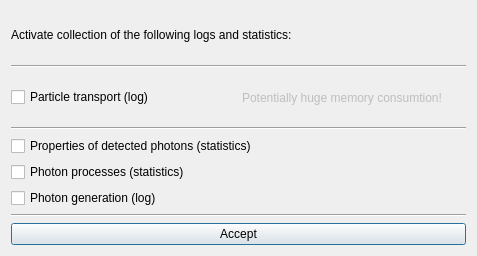
The window that src/gui/MainWindowTools/alogconfigdialog.ui (andrmor/ANTS2) describes before a commit, drawn with Qt 5.
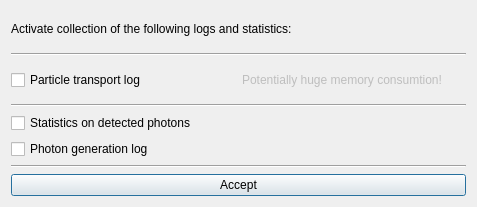
The same window after the commit.

```diff
--- a/src/gui/MainWindowTools/alogconfigdialog.ui
+++ b/src/gui/MainWindowTools/alogconfigdialog.ui
@@ -7,7 +7,7 @@
     <x>0</x>
     <y>0</y>
     <width>477</width>
-    <height>256</height>
+    <height>207</height>
    </rect>
   </property>
   <property name="windowTitle">
@@ -33,7 +33,7 @@
      <item>
       <widget class="QCheckBox" name="cbParticleTransport">
        <property name="text">
-        <string>Particle transport (log)</string>
+        <string>Particle transport log</string>
        </property>
       </widget>
      </item>
@@ -59,21 +59,14 @@
    <item>
     <widget class="QCheckBox" name="cbDetectionStatistics">
      <property name="text">
-      <string>Properties of detected photons (statistics)</string>
-     </property>
-    </widget>
-   </item>
-   <item>
-    <widget class="QCheckBox" name="cbPhotonProcesses">
-     <property name="text">
-      <string>Photon processes (statistics)</string>
+      <string>Statistics on detected photons</string>
      </property>
     </widget>
    </item>
    <item>
     <widget class="QCheckBox" name="cbPhotonGeneration">
      <property name="text">
-      <string>Photon generation (log)</string>
+      <string>Photon generation log</string>
      </property>
     </widget>
    </item>
```
